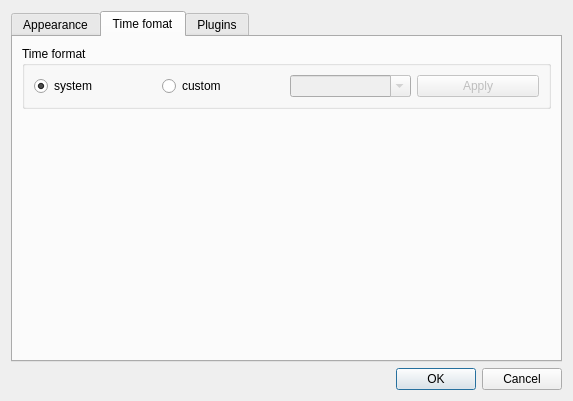
Before: the Qt Designer form digital_clock/gui/settings_dialog.ui in Kolcha/DigitalClock4, drawn with Qt 5.
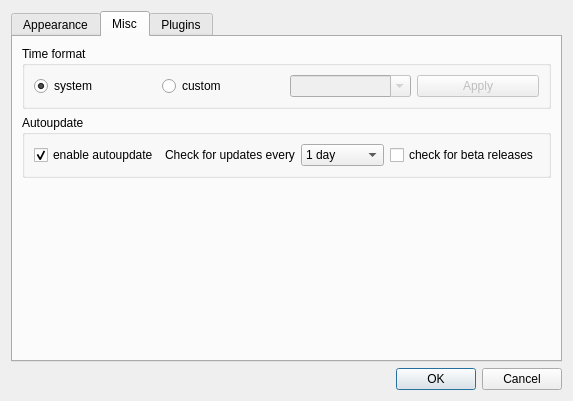
After: the same form once the commit is applied. The open tabs and pages were chosen to show the change.

Commit message:
update settings dialog
branch : updater

The edit to the form file:
```diff
--- a/digital_clock/gui/settings_dialog.ui
+++ b/digital_clock/gui/settings_dialog.ui
@@ -385,7 +385,7 @@
      </widget>
      <widget class="QWidget" name="tab">
       <attribute name="title">
-       <string>Time fomat</string>
+       <string>Misc</string>
       </attribute>
       <layout class="QVBoxLayout" name="verticalLayout_3">
        <item>
@@ -485,6 +485,63 @@
          </layout>
         </widget>
        </item>
+       <item>
+        <widget class="QGroupBox" name="autoupdate_group">
+         <property name="title">
+          <string>Autoupdate</string>
+         </property>
+         <layout class="QHBoxLayout" name="horizontalLayout_4">
+          <item>
+           <widget class="QCheckBox" name="enable_autoupdate">
+            <property name="text">
+             <string>enable autoupdate</string>
+            </property>
+            <property name="checked">
+             <bool>true</bool>
+            </property>
+           </widget>
+          </item>
+          <item>
+           <widget class="QLabel" name="update_period_label">
+            <property name="text">
+             <string>Check for updates every</string>
+            </property>
+           </widget>
+          </item>
+          <item>
+           <widget class="QComboBox" name="update_period_box">
+            <item>
+             <property name="text">
+              <string>1 day</string>
+             </property>
+            </item>
+            <item>
+             <property name="text">
+              <string>3 days</string>
+             </property>
+            </item>
+            <item>
+             <property name="text">
+              <string>1 week</string>
+             </property>
+            </item>
+            <item>
+             <property name="text">
+              <string>2 weeks</string>
+             </property>
+            </item>
+           </widget>
+          </item>
+          <item>
+           <widget class="QCheckBox" name="check_for_beta">
+            <property name="text">
+             <string>check for beta releases</string>
+            </property>
+           </widget>
+          </item>
+         </layout>
+        </widget>
+       </item>
        <item>
         <spacer name="verticalSpacer">
          <property name="orientation">
```
Left out of the diff: 60 changed lines with no effect on the pictures. The commit also changes 1 other file.
